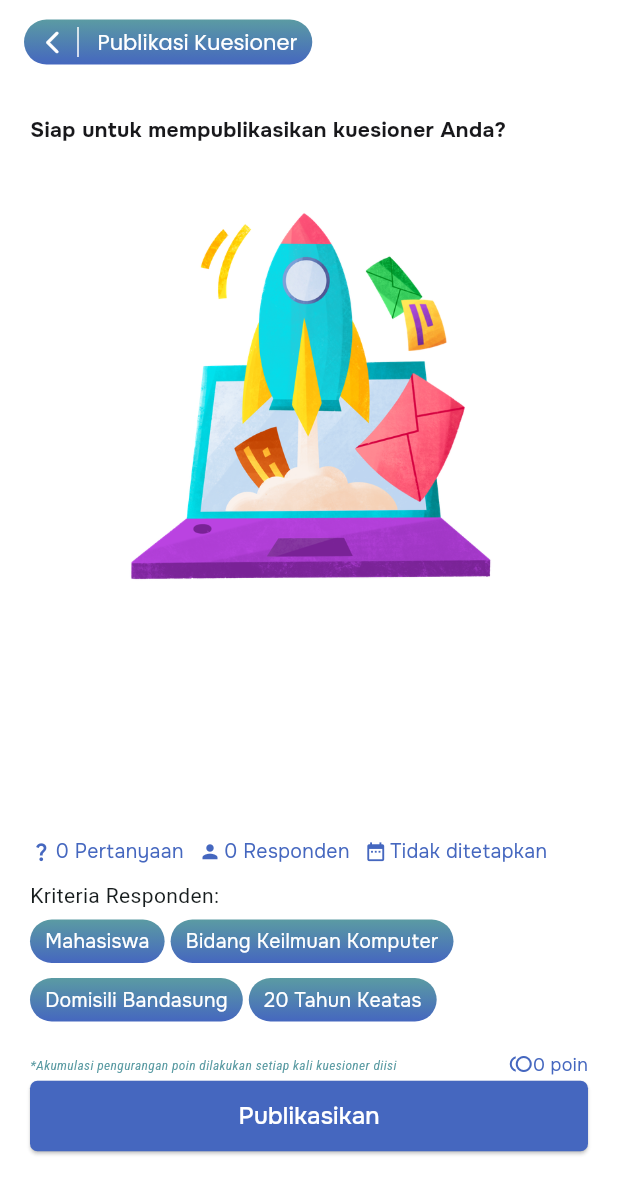
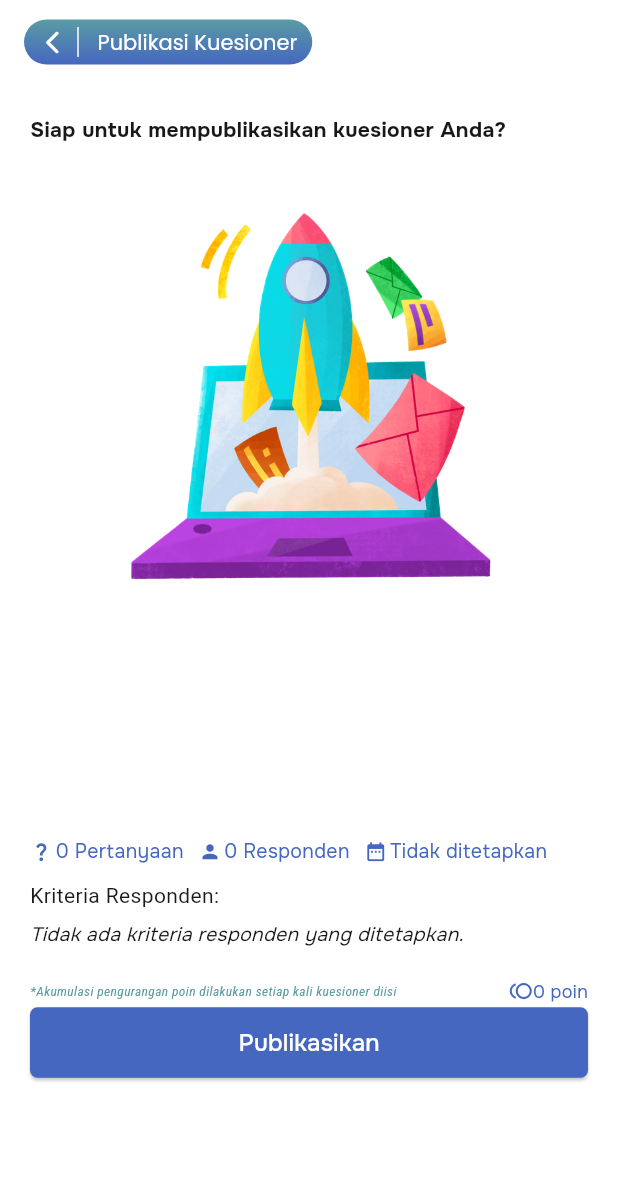
Before and after one commit to FarrelKeiza/surverior-mobile-frontend, a Flutter app: the PublicQuestionnairePage screen opened directly, on a phone screen of 412 x 824 dp. Shown: the top 1194 px of the screen. Run offline on Flutter 3.47's test engine with Material 3 defaults, Android fonts, the phone set to English and light mode, and no system bars; our stand-ins replace flutter_hooks, flutter_secure_storage, flutter_svg, google_fonts, image_picker, page_transition and 1 more; accounts and stored records are empty; project files that could hold a hidden picture were left out.

Commit message:
feat: integrate multiple providers for enhanced questionnaire profiling; update UI to reflect changes

```diff
--- a/lib/pages/questionnaire/builder/public_questionnaire_page.dart
+++ b/lib/pages/questionnaire/builder/public_questionnaire_page.dart
@@ -3,6 +3,10 @@ import 'package:google_fonts/google_fonts.dart';
 import 'package:intl/intl.dart';
 import 'package:provider/provider.dart';
 import 'package:surverior_frontend_mobile/pages/questionnaire/builder/finish_questionnaire_page.dart';
+import 'package:surverior_frontend_mobile/providers/city_provider.dart';
+import 'package:surverior_frontend_mobile/providers/college_provider.dart';
+import 'package:surverior_frontend_mobile/providers/department_provider.dart';
+import 'package:surverior_frontend_mobile/providers/education_provider.dart';
 import 'package:surverior_frontend_mobile/providers/questionnaire_provider.dart';
 
 import 'package:surverior_frontend_mobile/utils/theme_util.dart';
@@ -26,11 +30,14 @@ class PublicQuestionnairePage extends StatelessWidget {
       body: SafeArea(
         child: SingleChildScrollView(
           padding: EdgeInsets.symmetric(horizontal: defaultPadding),
-          child:
-              Consumer<QuestionnaireProvider>(builder: (context, provider, _) {
-            final int r =
-                int.tryParse(provider.targetRespondentController.text) ?? 0;
-            final int s = provider.totalQuestions;
+          child: Consumer5<QuestionnaireProvider, CollegeProvider,
+                  DepartmentProvider, CityProvider, EducationProvider>(
+              builder: (context, questionnaireProvider, collegeProvider,
+                  departmentProvider, cityProvider, educationProvider, _) {
+            final int r = int.tryParse(
+                    questionnaireProvider.targetRespondentController.text) ??
+                0;
+            final int s = questionnaireProvider.totalQuestions;
             final int harga = (r * 100) + (s * r * 100);
             final String formattedHarga =
                 NumberFormat.decimalPattern('id').format(harga);
@@ -60,7 +67,7 @@ class PublicQuestionnairePage extends StatelessWidget {
                 ),
                 const SizedBox(height: 29),
                 Text(
-                  provider.titleController.text,
+                  questionnaireProvider.titleController.text,
                   maxLines: 2,
                   overflow: TextOverflow.ellipsis,
                   style: GoogleFonts.onest(
@@ -69,7 +76,7 @@ class PublicQuestionnairePage extends StatelessWidget {
                 ),
                 const SizedBox(height: 10),
                 Text(
-                  provider.descriptionController.text,
+                  questionnaireProvider.descriptionController.text,
                   style: GoogleFonts.onest(
                     fontWeight: FontWeight.w300,
                     fontSize: 16,
@@ -81,19 +88,21 @@ class PublicQuestionnairePage extends StatelessWidget {
                   children: [
                     InformationWidget(
                       icon: Icons.question_mark,
-                      label: '${provider.totalQuestions} Pertanyaan',
+                      label:
+                          '${questionnaireProvider.totalQuestions} Pertanyaan',
                     ),
                     const SizedBox(width: 10),
                     InformationWidget(
                       icon: Icons.person,
                       label:
-                          '${provider.targetRespondentController.text.isNotEmpty ? provider.targetRespondentController.text : '0'} Responden',
+                          '${questionnaireProvider.targetRespondentController.text.isNotEmpty ? questionnaireProvider.targetRespondentController.text : '0'} Responden',
                     ),
                     const SizedBox(width: 10),
                     InformationWidget(
                       icon: Icons.date_range,
-                      label: provider.deadlineController.text.isNotEmpty
-                          ? provider.deadlineController.text
+                      label: questionnaireProvider
+                              .deadlineController.text.isNotEmpty
+                          ? questionnaireProvider.deadlineController.text
                           : 'Tidak ditetapkan',
                     ),
                   ],
@@ -101,16 +110,55 @@ class PublicQuestionnairePage extends StatelessWidget {
                 const SizedBox(height: 10),
                 const Text('Kriteria Responden:'),
                 const SizedBox(height: 6),
-                const Wrap(
-                  spacing: 4,
-                  runSpacing: 10,
-                  children: [
-                    GradientChipWidget(label: 'Mahasiswa'),
-                    GradientChipWidget(label: 'Bidang Keilmuan Komputer'),
-                    GradientChipWidget(label: 'Domisili Bandasung'),
-                    GradientChipWidget(label: '20 Tahun Keatas'),
-                  ],
-                ),
+                if (questionnaireProvider.isProfiling)
+                  Wrap(
+                    spacing: 4,
+                    runSpacing: 10,
+                    children:
+                        questionnaireProvider.profiles!.entries.map((item) {
+                      if (item.value == null || item.value == '') {
+                        return const SizedBox.shrink();
+                      }
+
+                      var data = item.value;
+                      final key = item.key;
+
+                      if (key == 'college_id') {
+                        final list = collegeProvider.colleges;
+                        final idx =
+                            list?.indexWhere((e) => e.id == item.value) ?? -1;
+                        if (idx >= 0) data = list![idx].name ?? item.value;
+                      } else if (key == 'department_id') {
+                        final list = departmentProvider.departments;
+                        final idx =
+                            list?.indexWhere((e) => e.id == item.value) ?? -1;
+                        if (idx >= 0) data = list![idx].name ?? item.value;
+                      } else if (key == 'city_id') {
+                        final list = cityProvider.cities;
+                        final idx =
+                            list?.indexWhere((e) => e.id == item.value) ?? -1;
+                        if (idx >= 0) data = list![idx].name ?? item.value;
+                      } else if (key == 'education_id') {
+                        final list = educationProvider.educations;
+                        final idx =
+                            list?.indexWhere((e) => e.id == item.value) ?? -1;
+                        if (idx >= 0) {
+                          data = list![idx].educationName ?? item.value;
+                        }
+                      }
+
+                      return GradientChipWidget(label: data?.toString() ?? '');
+                    }).toList(),
+                  ),
+                if (!questionnaireProvider.isProfiling)
+                  Text(
+                    'Tidak ada kriteria responden yang ditetapkan.',
+                    style: GoogleFonts.onest(
+                      color: black1,
+                      fontSize: 13,
+                      fontStyle: FontStyle.italic,
+                    ),
+                  ),
                 const SizedBox(height: 20),
                 Row(
                   mainAxisAlignment: MainAxisAlignment.spaceBetween,
@@ -144,7 +192,7 @@ class PublicQuestionnairePage extends StatelessWidget {
                 SizedBox(
                   width: double.infinity,
                   child: ElevatedButton(
-                    onPressed: provider.isCreatingQuestionnaire
+                    onPressed: questionnaireProvider.isCreatingQuestionnaire
                         ? null
                         : () async {
                             try {
@@ -158,7 +206,7 @@ class PublicQuestionnairePage extends StatelessWidget {
                               );
 
                               // Call the createQuestionnaire API
-                              await provider.createQuestionnaire();
+                              await questionnaireProvider.createQuestionnaire();
 
                               // Close loading dialog
                               Navigator.of(context).pop();
@@ -198,7 +246,7 @@ class PublicQuestionnairePage extends StatelessWidget {
                         borderRadius: BorderRadius.circular(5),
                       ),
                     ),
-                    child: provider.isCreatingQuestionnaire
+                    child: questionnaireProvider.isCreatingQuestionnaire
                         ? const SizedBox(
                             height: 20,
                             width: 20,
```
